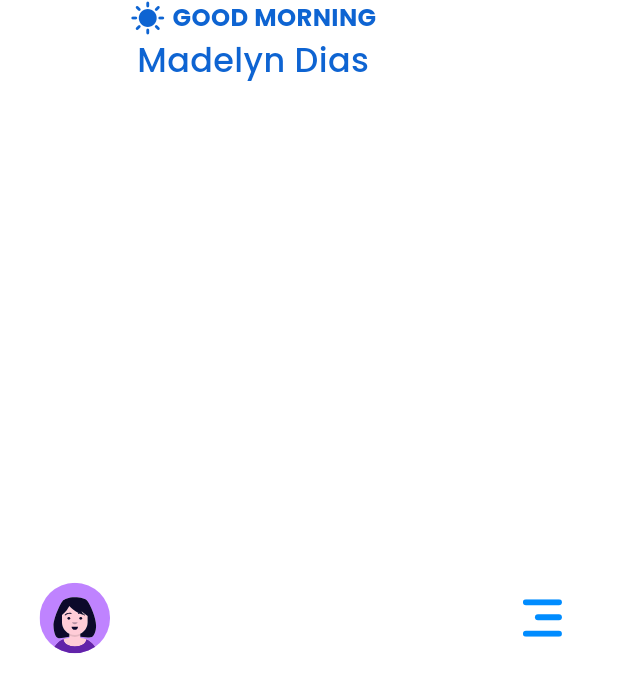
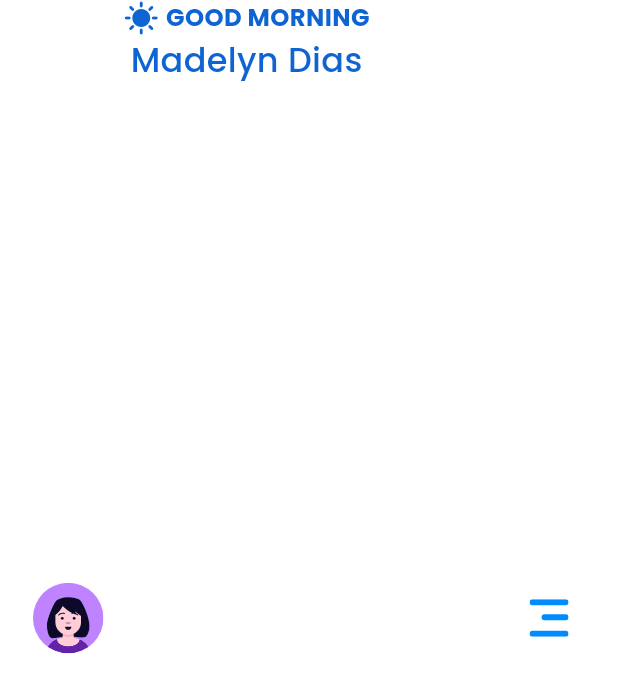
Before and after one commit to Ztrios/Learning-Management, a Flutter app: the PrimaryAppBar widget shown alone on an empty page, opened directly, on a phone screen of 412 x 824 dp. Shown: the top 693 px of the screen. Run offline on Flutter 3.47's test engine with Material 3 defaults, Android fonts, the phone set to English and light mode, and no system bars; drawn by our look-alikes of toastification; our stand-ins replace awesome_notifications, dartz, dio, equatable, firebase_core, firebase_messaging and 13 more; accounts and stored records are empty; network calls fail.

```diff
--- a/lib/features/home/presentation/pages/home_page.dart
+++ b/lib/features/home/presentation/pages/home_page.dart
@@ -35,7 +35,7 @@ class HomePage extends StatelessWidget {
                 child: SingleChildScrollView(
                   physics: BouncingScrollPhysics(),
                   child: Padding(
-                    padding: padding24,
+                    padding: padding20,
                     child: Column(
                       crossAxisAlignment: crossStart,
                       children: [
--- a/lib/widgets/app_bars/app_bars.dart
+++ b/lib/widgets/app_bars/app_bars.dart
@@ -12,7 +12,7 @@ class PrimaryAppBar extends StatelessWidget {
   @override
   Widget build(BuildContext context) {
     return Padding(
-      padding: paddingH24,
+      padding: paddingH20,
       child: Row(
         children: [
 
```
